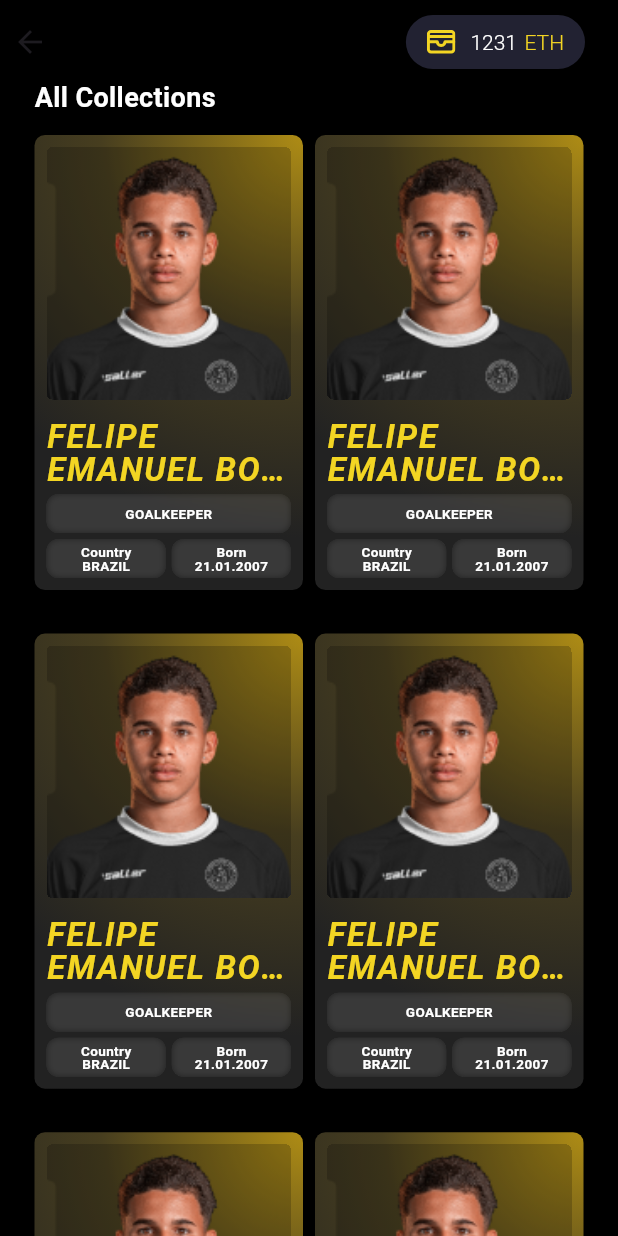
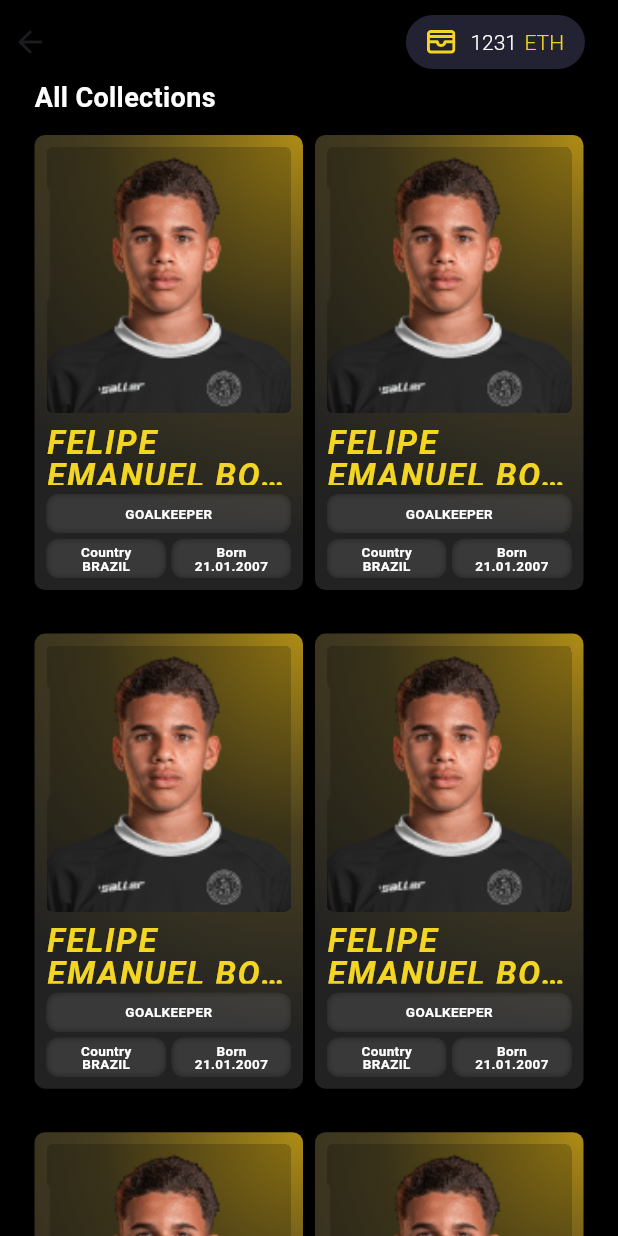
Before and after one commit to Jason1258t/BCSports-mobile, a Flutter app: the MarketScreen screen opened by its route, on a phone screen of 412 x 824 dp. Run offline on Flutter 3.47's test engine with Material 3 defaults, Android fonts, the phone set to English and light mode, and no system bars; our stand-ins replace bloc, firebase_auth, firebase_core, flutter_bloc, flutter_svg, flutter_switch and 4 more; missing offline and left inert: dart:ffi; accounts and stored records are empty; Roboto replaces fonts that are missing (Geologica).

Commit message:
some changes in nft card

```diff
--- a/lib/features/market/ui/widgets/nft_card.dart
+++ b/lib/features/market/ui/widgets/nft_card.dart
@@ -37,14 +37,18 @@ class MarketNftCardState extends State<MarketNftCard> {
             ),
           ),
           const SizedBox(
-            height: 13,
+            height: 8,
           ),
-          Text(
-            widget.nft.name.toUpperCase(),
-            maxLines: 2,
-            overflow: TextOverflow.ellipsis,
-            style: AppFonts.font22w800ItalicAS
-                .copyWith(color: AppColors.yellow_F3D523, letterSpacing: 1),
+          SizedBox(
+            height: 40,
+            child: Text(
+              widget.nft.name.toUpperCase(),
+              maxLines: 2,
+
+              overflow: TextOverflow.ellipsis,
+              style: AppFonts.font22w800ItalicAS
+                  .copyWith(color: AppColors.yellow_F3D523, letterSpacing: 1),
+            ),
           ),
           const SizedBox(
             height: 6,
```
